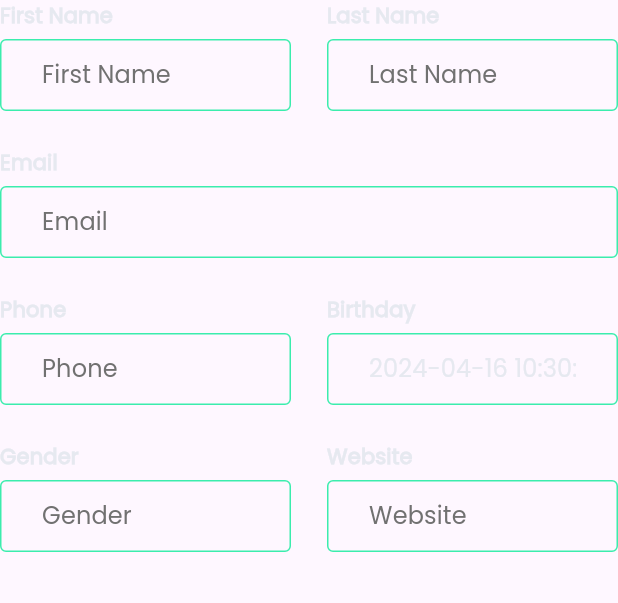
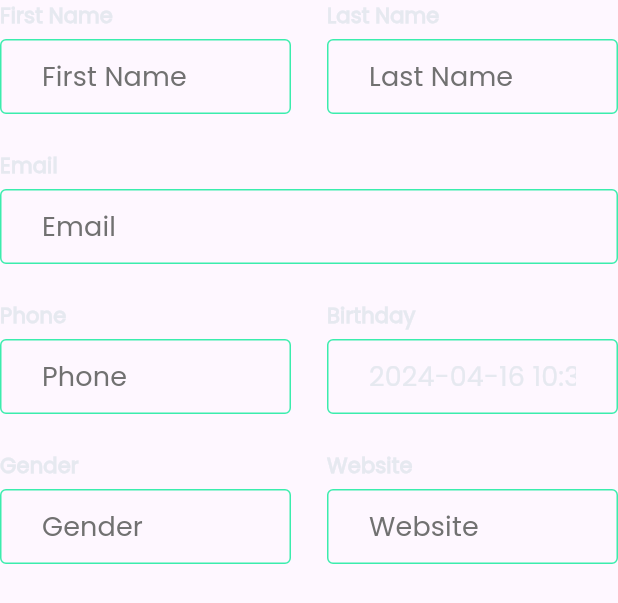
Before and after one commit to CharlesLim17/pdax_flutter_exam, a Flutter app: the DesktopPersonSpecificDetails widget shown alone on an empty page, opened directly with empty values, on a phone screen of 412 x 824 dp. Shown: the top 603 px of the screen. Run offline on Flutter 3.47's test engine with Material 3 defaults, Android fonts, the light colour scheme and no system bars; our stand-ins replace dio, flutter_dotenv, flutter_riverpod, flutter_svg, freezed_annotation, go_router and 2 more; missing offline and left inert: animated_snack_bar; generated files the repository leaves out were written again.

Commit message:
refactor reusable custom text field

```diff
--- a/lib/features/widgets/person_details/components/desktop_components/desktop_person_specific_details.dart
+++ b/lib/features/widgets/person_details/components/desktop_components/desktop_person_specific_details.dart
@@ -48,6 +48,7 @@ class DesktopPersonSpecificDetails extends ConsumerWidget {
                     ctrlr: firstNameCtrlr..text = person.firstname!,
                     enabled: false,
                     hint: 'First Name',
+                    fontSize: 18,
                   ),
                 ],
               ),
@@ -77,6 +78,7 @@ class DesktopPersonSpecificDetails extends ConsumerWidget {
                     ctrlr: lastNameCtrlr..text = person.lastname!,
                     enabled: false,
                     hint: 'Last Name',
+                    fontSize: 18,
                   ),
                 ],
               ),
@@ -107,6 +109,7 @@ class DesktopPersonSpecificDetails extends ConsumerWidget {
           ctrlr: emailCtrlr..text = person.email!,
           enabled: false,
           hint: 'Email',
+          fontSize: 18,
         ),
 
         //
@@ -137,6 +140,7 @@ class DesktopPersonSpecificDetails extends ConsumerWidget {
                     ctrlr: phoneCtrlr..text = person.phone!,
                     enabled: false,
                     hint: 'Phone',
+                    fontSize: 18,
                   ),
                 ],
               ),
@@ -166,6 +170,7 @@ class DesktopPersonSpecificDetails extends ConsumerWidget {
                     ctrlr: birthdayCtrlr..text = person.birthday!.toString(),
                     enabled: false,
                     hint: 'Birthday',
+                    fontSize: 18,
                   ),
                 ],
               ),
@@ -201,6 +206,7 @@ class DesktopPersonSpecificDetails extends ConsumerWidget {
                     ctrlr: genderCtrlr..text = person.gender!.toUpperCase(),
                     enabled: false,
                     hint: 'Gender',
+                    fontSize: 18,
                   ),
                 ],
               ),
@@ -230,6 +236,7 @@ class DesktopPersonSpecificDetails extends ConsumerWidget {
                     ctrlr: websisteCtlr..text = person.website!,
                     enabled: false,
                     hint: 'Website',
+                    fontSize: 18,
                   ),
                 ],
               ),
--- a/lib/global/fields/custom_text_field.dart
+++ b/lib/global/fields/custom_text_field.dart
@@ -7,11 +7,13 @@ class CustomTextField extends StatelessWidget {
     required this.ctrlr,
     required this.enabled,
     required this.hint,
+    required this.fontSize,
   });
 
   final TextEditingController ctrlr;
   final bool enabled;
   final String hint;
+  final double fontSize;
 
   @override
   Widget build(BuildContext context) {
@@ -22,7 +24,7 @@ class CustomTextField extends StatelessWidget {
       // Input Text Styles
       style: Theme.of(context).textTheme.labelLarge!.copyWith(
             color: color_constants.mainText,
-            fontSize: 16,
+            fontSize: fontSize,
           ),
 
       // Decorations
@@ -42,7 +44,7 @@ class CustomTextField extends StatelessWidget {
         hintText: hint,
         hintStyle: Theme.of(context).textTheme.labelLarge!.copyWith(
               color: color_constants.subText,
-              fontSize: 16,
+              fontSize: fontSize,
             ),
       ),
     );
```
Also changed, not shown: lib/features/widgets/person_details/components/desktop_components/desktop_person_details_address.dart (+10 -0 lines), lib/features/widgets/person_details/components/mobile_components/mobile_person_details_address.dart (+10 -0 lines), lib/features/widgets/person_details/components/mobile_components/mobile_person_specific_details.dart (+7 -0 lines).
